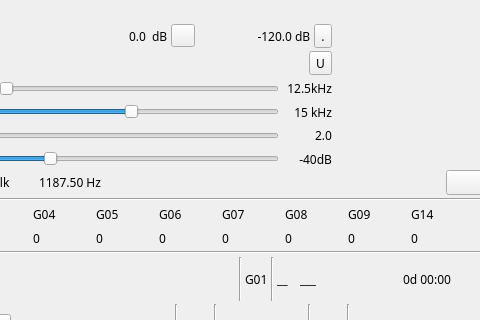
First picture: the form in plugins/channelrx/demodbfm/bfmdemodgui.ui, repository f4exb/sdrangel, before the edit; both pictures show x 318 to 798 and y 0 to 320 of the 798 by 472 pixel window.
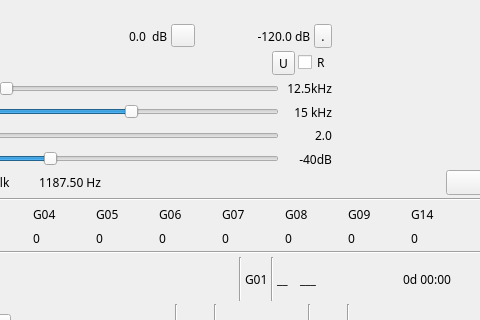
Second picture: the form after the edit. Icons and pictures are not drawn. Custom widgets are drawn as their Qt base class.

```diff
--- a/plugins/channelrx/demodbfm/bfmdemodgui.ui
+++ b/plugins/channelrx/demodbfm/bfmdemodgui.ui
@@ -321,6 +321,16 @@
         </property>
        </widget>
       </item>
+      <item>
+       <widget class="QCheckBox" name="useRTP">
+        <property name="toolTip">
+         <string>Use RTP protocol for audio copy to UDP</string>
+        </property>
+        <property name="text">
+         <string>R</string>
+        </property>
+       </widget>
+      </item>
      </layout>
     </item>
     <item>
```
